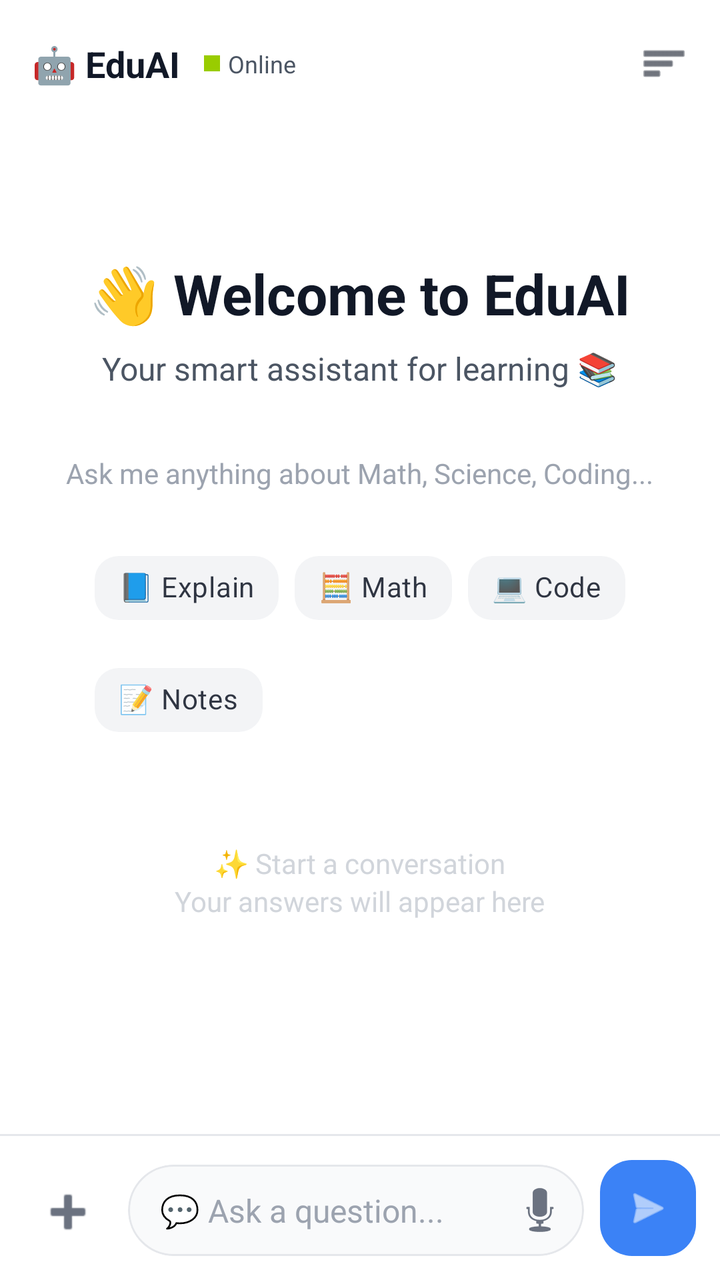
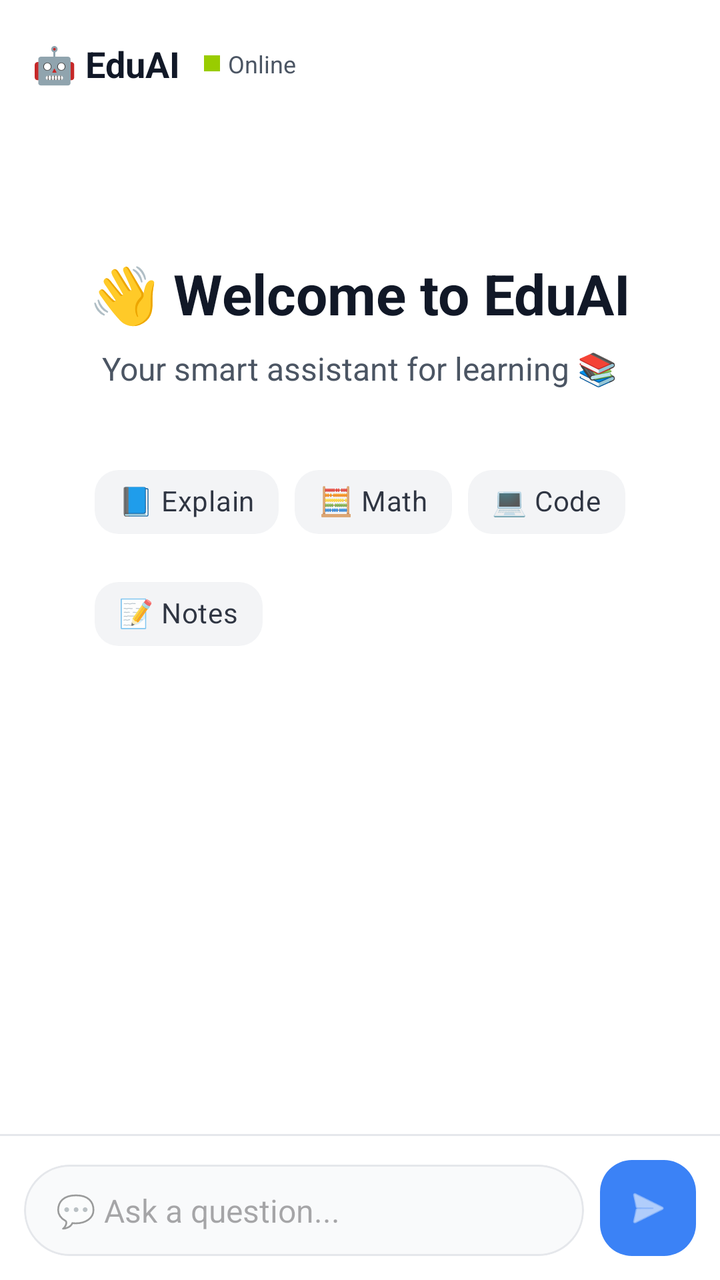

An Android layout rendered at two revisions. The XML below is the earlier revision; the diff shows what the commit changed to produce the second picture.
<!-- AndroidManifest.xml: application theme Theme.TestApp -->
<!-- res/layout/activity_ai_chat.xml -->
<?xml version="1.0" encoding="utf-8"?>
<androidx.coordinatorlayout.widget.CoordinatorLayout xmlns:android="http://schemas.android.com/apk/res/android"
    xmlns:app="http://schemas.android.com/apk/res-auto"
    xmlns:tools="http://schemas.android.com/tools"
    android:layout_width="match_parent"
    android:layout_height="match_parent"
    android:background="#FFFFFF"
    tools:context=".AIChatActivity">

    <com.google.android.material.appbar.AppBarLayout
        android:id="@+id/appBarLayout"
        android:layout_width="match_parent"
        android:layout_height="wrap_content"
        android:background="@android:color/white"
        app:elevation="0dp">

        <androidx.appcompat.widget.Toolbar
            android:id="@+id/toolbar"
            android:layout_width="match_parent"
            android:layout_height="?attr/actionBarSize"
            app:contentInsetStartWithNavigation="0dp">

            <RelativeLayout
                android:layout_width="match_parent"
                android:layout_height="wrap_content"
                android:paddingEnd="16dp">

                <LinearLayout
                    android:layout_width="wrap_content"
                    android:layout_height="wrap_content"
                    android:layout_centerVertical="true"
                    android:gravity="center_vertical"
                    android:orientation="horizontal">

                    <TextView
                        android:layout_width="wrap_content"
                        android:layout_height="wrap_content"
                        android:text="🤖 EduAI"
                        android:textColor="#111827"
                        android:textSize="18sp"
                        android:textStyle="bold" />

                    <View
                        android:id="@+id/viewStatusDot"
                        android:layout_width="8dp"
                        android:layout_height="8dp"
                        android:layout_marginStart="12dp"
                        android:background="@android:color/holo_green_light" />

                    <TextView
                        android:id="@+id/tvStatusText"
                        android:layout_width="wrap_content"
                        android:layout_height="wrap_content"
                        android:layout_marginStart="4dp"
                        android:text="Online"
                        android:textColor="#4B5563"
                        android:textSize="12sp" />
                </LinearLayout>

                <ImageView
                    android:id="@+id/ivMenu"
                    android:layout_width="24dp"
                    android:layout_height="24dp"
                    android:layout_alignParentEnd="true"
                    android:layout_centerVertical="true"
                    android:src="@android:drawable/ic_menu_sort_by_size"
                    app:tint="#111827" />
            </RelativeLayout>
        </androidx.appcompat.widget.Toolbar>
    </com.google.android.material.appbar.AppBarLayout>

    <androidx.constraintlayout.widget.ConstraintLayout
        android:layout_width="match_parent"
        android:layout_height="match_parent"
        app:layout_behavior="@string/appbar_scrolling_view_behavior">

        
        <ScrollView
            android:id="@+id/emptyStateView"
            android:layout_width="match_parent"
            android:layout_height="0dp"
            android:fillViewport="true"
            android:visibility="visible"
            app:layout_constraintBottom_toTopOf="@id/cardInputContainer"
            app:layout_constraintTop_toTopOf="parent">

            <LinearLayout
                android:layout_width="match_parent"
                android:layout_height="wrap_content"
                android:gravity="center_horizontal"
                android:orientation="vertical"
                android:padding="24dp">

                <TextView
                    android:layout_width="wrap_content"
                    android:layout_height="wrap_content"
                    android:layout_marginTop="40dp"
                    android:text="👋 Welcome to EduAI"
                    android:textColor="#111827"
                    android:textSize="28sp"
                    android:textStyle="bold" />

                <TextView
                    android:layout_width="wrap_content"
                    android:layout_height="wrap_content"
                    android:layout_marginTop="8dp"
                    android:text="Your smart assistant for learning 📚"
                    android:textColor="#4B5563"
                    android:textSize="16sp" />

                <TextView
                    android:layout_width="wrap_content"
                    android:layout_height="wrap_content"
                    android:layout_marginTop="32dp"
                    android:text="Ask me anything about Math, Science, Coding..."
                    android:textColor="#9CA3AF"
                    android:textSize="14sp" />

                
                <com.google.android.material.chip.ChipGroup
                    android:id="@+id/chipGroupSuggestions"
                    android:layout_width="wrap_content"
                    android:layout_height="wrap_content"
                    android:layout_marginTop="24dp"
                    app:chipSpacingHorizontal="8dp"
                    app:chipSpacingVertical="8dp">

                    <com.google.android.material.chip.Chip
                        android:id="@+id/chipExplain"
                        style="@style/Widget.MaterialComponents.Chip.Action"
                        android:layout_width="wrap_content"
                        android:layout_height="wrap_content"
                        android:text="📘 Explain"
                        app:chipBackgroundColor="#F3F4F6"
                        app:chipCornerRadius="12dp"
                        app:chipStrokeWidth="0dp" />

                    <com.google.android.material.chip.Chip
                        android:id="@+id/chipMath"
                        style="@style/Widget.MaterialComponents.Chip.Action"
                        android:layout_width="wrap_content"
                        android:layout_height="wrap_content"
                        android:text="🧮 Math"
                        app:chipBackgroundColor="#F3F4F6"
                        app:chipCornerRadius="12dp"
                        app:chipStrokeWidth="0dp" />

                    <com.google.android.material.chip.Chip
                        android:id="@+id/chipCode"
                        style="@style/Widget.MaterialComponents.Chip.Action"
                        android:layout_width="wrap_content"
                        android:layout_height="wrap_content"
                        android:text="💻 Code"
                        app:chipBackgroundColor="#F3F4F6"
                        app:chipCornerRadius="12dp"
                        app:chipStrokeWidth="0dp" />

                    <com.google.android.material.chip.Chip
                        android:id="@+id/chipNotes"
                        style="@style/Widget.MaterialComponents.Chip.Action"
                        android:layout_width="wrap_content"
                        android:layout_height="wrap_content"
                        android:text="📝 Notes"
                        app:chipBackgroundColor="#F3F4F6"
                        app:chipCornerRadius="12dp"
                        app:chipStrokeWidth="0dp" />
                </com.google.android.material.chip.ChipGroup>

                <TextView
                    android:layout_width="wrap_content"
                    android:layout_height="wrap_content"
                    android:layout_marginTop="48dp"
                    android:text="✨ Start a conversation"
                    android:textColor="#D1D5DB"
                    android:textSize="14sp" />

                <TextView
                    android:layout_width="wrap_content"
                    android:layout_height="wrap_content"
                    android:text="Your answers will appear here"
                    android:textColor="#D1D5DB"
                    android:textSize="14sp" />

            </LinearLayout>
        </ScrollView>

        <androidx.recyclerview.widget.RecyclerView
            android:id="@+id/rvChat"
            android:layout_width="match_parent"
            android:layout_height="0dp"
            android:clipToPadding="false"
            android:paddingBottom="16dp"
            android:visibility="gone"
            app:layout_constraintBottom_toTopOf="@id/cardInputContainer"
            app:layout_constraintTop_toTopOf="parent" />

        
        <LinearLayout
            android:id="@+id/cardInputContainer"
            android:layout_width="match_parent"
            android:layout_height="wrap_content"
            android:background="@android:color/white"
            android:orientation="vertical"
            app:layout_constraintBottom_toBottomOf="parent">

            <RelativeLayout
                android:id="@+id/rlImagePreview"
                android:layout_width="wrap_content"
                android:layout_height="wrap_content"
                android:layout_margin="8dp"
                android:visibility="gone">
                <ImageView
                    android:id="@+id/ivSelectedImage"
                    android:layout_width="80dp"
                    android:layout_height="80dp"
                    android:scaleType="centerCrop"
                    android:background="#EEEEEE" />
                <ImageButton
                    android:id="@+id/btnRemoveImage"
                    android:layout_width="20dp"
                    android:layout_height="20dp"
                    android:layout_alignTop="@id/ivSelectedImage"
                    android:layout_alignEnd="@id/ivSelectedImage"
                    android:background="@android:drawable/presence_offline" />
            </RelativeLayout>

            <View
                android:layout_width="match_parent"
                android:layout_height="1dp"
                android:background="#E5E7EB" />

            <LinearLayout
                android:layout_width="match_parent"
                android:layout_height="wrap_content"
                android:gravity="bottom"
                android:orientation="horizontal"
                android:paddingHorizontal="12dp"
                android:paddingVertical="12dp">

                <ImageButton
                    android:id="@+id/btnAttach"
                    android:layout_width="44dp"
                    android:layout_height="44dp"
                    android:background="?attr/selectableItemBackgroundBorderless"
                    android:src="@android:drawable/ic_input_add"
                    app:tint="#6B7280" />

                <com.google.android.material.card.MaterialCardView
                    android:layout_width="0dp"
                    android:layout_height="wrap_content"
                    android:layout_weight="1"
                    android:layout_marginHorizontal="8dp"
                    app:cardBackgroundColor="#F9FAFB"
                    app:cardCornerRadius="24dp"
                    app:cardElevation="0dp"
                    app:strokeColor="#E5E7EB"
                    app:strokeWidth="1dp">

                    <LinearLayout
                        android:layout_width="match_parent"
                        android:layout_height="wrap_content"
                        android:gravity="center_vertical"
                        android:orientation="horizontal"
                        android:paddingEnd="4dp">

                        <EditText
                            android:id="@+id/etChatInput"
                            android:layout_width="0dp"
                            android:layout_height="wrap_content"
                            android:layout_weight="1"
                            android:background="@android:color/transparent"
                            android:hint="💬 Ask a question..."
                            android:inputType="textCapSentences"
                            android:imeOptions="actionSend"
                            android:maxLines="4"
                            android:paddingHorizontal="16dp"
                            android:paddingVertical="12dp"
                            android:textColor="#111827"
                            android:textColorHint="#9CA3AF"
                            android:textSize="16sp" />

                        <ImageButton
                            android:id="@+id/btnMic"
                            android:layout_width="36dp"
                            android:layout_height="36dp"
                            android:background="?attr/selectableItemBackgroundBorderless"
                            android:src="@android:drawable/ic_btn_speak_now"
                            app:tint="#6B7280" />
                    </LinearLayout>

                </com.google.android.material.card.MaterialCardView>

                <com.google.android.material.floatingactionbutton.FloatingActionButton
                    android:id="@+id/btnSendMessage"
                    android:layout_width="wrap_content"
                    android:layout_height="wrap_content"
                    app:fabCustomSize="48dp"
                    app:elevation="0dp"
                    android:src="@android:drawable/ic_menu_send"
                    app:tint="@android:color/white"
                    app:backgroundTint="#3B82F6" />
            </LinearLayout>
        </LinearLayout>
    </androidx.constraintlayout.widget.ConstraintLayout>

</androidx.coordinatorlayout.widget.CoordinatorLayout>
<!-- resources referenced by this layout -->
<resources>
  <style name="Theme.TestApp" parent="Base.Theme.TestApp" />
  <style name="Base.Theme.TestApp" parent="Theme.Material3.DayNight.NoActionBar">
          
          <item name="colorPrimary">@color/colorPrimary</item>
          <item name="colorPrimaryVariant">@color/colorPrimaryDark</item>
          <item name="colorOnPrimary">@color/white</item>
  
          
          <item name="colorSecondary">@color/colorAccent</item>
          <item name="colorOnSecondary">@color/white</item>
  
          
          <item name="android:windowBackground">@color/dashboard_bg</item>
          <item name="colorSurface">@color/card_bg</item>
          <item name="colorOnSurface">@color/text_primary</item>
  
          
          <item name="android:statusBarColor">@color/colorPrimary</item>
          <item name="android:windowLightStatusBar">false</item>
      </style>
  <color name="colorPrimary">#1E3A8A</color>
  <color name="colorPrimaryDark">#1E3A8A</color>
  <color name="white">#FFFFFFFF</color>
  <color name="colorAccent">#3B82F6</color>
  <color name="dashboard_bg">#FFFFFF</color>
  <color name="card_bg">#FFFFFF</color>
  <color name="text_primary">#111827</color>
</resources>

<!-- the commit's change to res/layout/activity_ai_chat.xml (unified diff, before → after) -->
@@ -56,15 +56,6 @@
                         android:textColor="#4B5563"
                         android:textSize="12sp" />
                 </LinearLayout>
-
-                <ImageView
-                    android:id="@+id/ivMenu"
-                    android:layout_width="24dp"
-                    android:layout_height="24dp"
-                    android:layout_alignParentEnd="true"
-                    android:layout_centerVertical="true"
-                    android:src="@android:drawable/ic_menu_sort_by_size"
-                    app:tint="#111827" />
             </RelativeLayout>
         </androidx.appcompat.widget.Toolbar>
     </com.google.android.material.appbar.AppBarLayout>
@@ -77,11 +68,13 @@
         
         <ScrollView
             android:id="@+id/emptyStateView"
-            android:layout_width="match_parent"
+            android:layout_width="0dp"
             android:layout_height="0dp"
             android:fillViewport="true"
-            android:visibility="visible"
+            app:layout_constraintWidth_max="600dp"
             app:layout_constraintBottom_toTopOf="@id/cardInputContainer"
+            app:layout_constraintEnd_toEndOf="parent"
+            app:layout_constraintStart_toStartOf="parent"
             app:layout_constraintTop_toTopOf="parent">
 
             <LinearLayout
@@ -108,20 +101,12 @@
                     android:textColor="#4B5563"
                     android:textSize="16sp" />
 
-                <TextView
-                    android:layout_width="wrap_content"
-                    android:layout_height="wrap_content"
-                    android:layout_marginTop="32dp"
-                    android:text="Ask me anything about Math, Science, Coding..."
-                    android:textColor="#9CA3AF"
-                    android:textSize="14sp" />
-
                 
                 <com.google.android.material.chip.ChipGroup
                     android:id="@+id/chipGroupSuggestions"
                     android:layout_width="wrap_content"
                     android:layout_height="wrap_content"
-                    android:layout_marginTop="24dp"
+                    android:layout_marginTop="32dp"
                     app:chipSpacingHorizontal="8dp"
                     app:chipSpacingVertical="8dp">
 
@@ -132,8 +117,7 @@
                         android:layout_height="wrap_content"
                         android:text="📘 Explain"
                         app:chipBackgroundColor="#F3F4F6"
-                        app:chipCornerRadius="12dp"
-                        app:chipStrokeWidth="0dp" />
+                        app:chipCornerRadius="12dp" />
 
                     <com.google.android.material.chip.Chip
                         android:id="@+id/chipMath"
@@ -142,8 +126,7 @@
                         android:layout_height="wrap_content"
                         android:text="🧮 Math"
                         app:chipBackgroundColor="#F3F4F6"
-                        app:chipCornerRadius="12dp"
-                        app:chipStrokeWidth="0dp" />
+                        app:chipCornerRadius="12dp" />
 
                     <com.google.android.material.chip.Chip
                         android:id="@+id/chipCode"
@@ -152,8 +135,7 @@
                         android:layout_height="wrap_content"
                         android:text="💻 Code"
                         app:chipBackgroundColor="#F3F4F6"
-                        app:chipCornerRadius="12dp"
-                        app:chipStrokeWidth="0dp" />
+                        app:chipCornerRadius="12dp" />
 
                     <com.google.android.material.chip.Chip
                         android:id="@+id/chipNotes"
@@ -162,67 +144,36 @@
                         android:layout_height="wrap_content"
                         android:text="📝 Notes"
                         app:chipBackgroundColor="#F3F4F6"
-                        app:chipCornerRadius="12dp"
-                        app:chipStrokeWidth="0dp" />
+                        app:chipCornerRadius="12dp" />
                 </com.google.android.material.chip.ChipGroup>
-
-                <TextView
-                    android:layout_width="wrap_content"
-                    android:layout_height="wrap_content"
-                    android:layout_marginTop="48dp"
-                    android:text="✨ Start a conversation"
-                    android:textColor="#D1D5DB"
-                    android:textSize="14sp" />
-
-                <TextView
-                    android:layout_width="wrap_content"
-                    android:layout_height="wrap_content"
-                    android:text="Your answers will appear here"
-                    android:textColor="#D1D5DB"
-                    android:textSize="14sp" />
-
             </LinearLayout>
         </ScrollView>
 
         <androidx.recyclerview.widget.RecyclerView
             android:id="@+id/rvChat"
-            android:layout_width="match_parent"
+            android:layout_width="0dp"
             android:layout_height="0dp"
             android:clipToPadding="false"
             android:paddingBottom="16dp"
             android:visibility="gone"
+            app:layout_constraintWidth_max="700dp"
             app:layout_constraintBottom_toTopOf="@id/cardInputContainer"
+            app:layout_constraintEnd_toEndOf="parent"
+            app:layout_constraintStart_toStartOf="parent"
             app:layout_constraintTop_toTopOf="parent" />
 
         
         <LinearLayout
             android:id="@+id/cardInputContainer"
-            android:layout_width="match_parent"
+            android:layout_width="0dp"
             android:layout_height="wrap_content"
             android:background="@android:color/white"
+            android:gravity="center_horizontal"
             android:orientation="vertical"
+            app:layout_constraintWidth_max="700dp"
+            app:layout_constraintStart_toStartOf="parent"
+            app:layout_constraintEnd_toEndOf="parent"
             app:layout_constraintBottom_toBottomOf="parent">
-
-            <RelativeLayout
-                android:id="@+id/rlImagePreview"
-                android:layout_width="wrap_content"
-                android:layout_height="wrap_content"
-                android:layout_margin="8dp"
-                android:visibility="gone">
-                <ImageView
-                    android:id="@+id/ivSelectedImage"
-                    android:layout_width="80dp"
-                    android:layout_height="80dp"
-                    android:scaleType="centerCrop"
-                    android:background="#EEEEEE" />
-                <ImageButton
-                    android:id="@+id/btnRemoveImage"
-                    android:layout_width="20dp"
-                    android:layout_height="20dp"
-                    android:layout_alignTop="@id/ivSelectedImage"
-                    android:layout_alignEnd="@id/ivSelectedImage"
-                    android:background="@android:drawable/presence_offline" />
-            </RelativeLayout>
 
             <View
                 android:layout_width="match_parent"
@@ -234,66 +185,38 @@
                 android:layout_height="wrap_content"
                 android:gravity="bottom"
                 android:orientation="horizontal"
-                android:paddingHorizontal="12dp"
-                android:paddingVertical="12dp">
-
-                <ImageButton
-                    android:id="@+id/btnAttach"
-                    android:layout_width="44dp"
-                    android:layout_height="44dp"
-                    android:background="?attr/selectableItemBackgroundBorderless"
-                    android:src="@android:drawable/ic_input_add"
-                    app:tint="#6B7280" />
+                android:padding="12dp">
 
                 <com.google.android.material.card.MaterialCardView
                     android:layout_width="0dp"
                     android:layout_height="wrap_content"
                     android:layout_weight="1"
-                    android:layout_marginHorizontal="8dp"
                     app:cardBackgroundColor="#F9FAFB"
                     app:cardCornerRadius="24dp"
                     app:cardElevation="0dp"
                     app:strokeColor="#E5E7EB"
                     app:strokeWidth="1dp">
 
-                    <LinearLayout
+                    <EditText
+                        android:id="@+id/etChatInput"
                         android:layout_width="match_parent"
                         android:layout_height="wrap_content"
-                        android:gravity="center_vertical"
-                        android:orientation="horizontal"
-                        android:paddingEnd="4dp">
-
-                        <EditText
-                            android:id="@+id/etChatInput"
-                            android:layout_width="0dp"
-                            android:layout_height="wrap_content"
-                            android:layout_weight="1"
-                            android:background="@android:color/transparent"
-                            android:hint="💬 Ask a question..."
-                            android:inputType="textCapSentences"
-                            android:imeOptions="actionSend"
-                            android:maxLines="4"
-                            android:paddingHorizontal="16dp"
-                            android:paddingVertical="12dp"
-                            android:textColor="#111827"
-                            android:textColorHint="#9CA3AF"
-                            android:textSize="16sp" />
-
-                        <ImageButton
-                            android:id="@+id/btnMic"
-                            android:layout_width="36dp"
-                            android:layout_height="36dp"
-                            android:background="?attr/selectableItemBackgroundBorderless"
-                            android:src="@android:drawable/ic_btn_speak_now"
-                            app:tint="#6B7280" />
-                    </LinearLayout>
-
+                        android:background="@android:color/transparent"
+                        android:hint="💬 Ask a question..."
+                        android:inputType="textCapSentences|textMultiLine"
+                        android:imeOptions="actionSend"
+                        android:maxLines="4"
+                        android:paddingHorizontal="16dp"
+                        android:paddingVertical="12dp"
+                        android:textColor="#111827"
+                        android:textSize="16sp" />
                 </com.google.android.material.card.MaterialCardView>
 
                 <com.google.android.material.floatingactionbutton.FloatingActionButton
                     android:id="@+id/btnSendMessage"
                     android:layout_width="wrap_content"
                     android:layout_height="wrap_content"
+                    android:layout_marginStart="8dp"
                     app:fabCustomSize="48dp"
                     app:elevation="0dp"
                     android:src="@android:drawable/ic_menu_send"
<!-- resource entries referenced after the edit -->
@@ -3,29 +3,49 @@
   <style name="Theme.TestApp" parent="Base.Theme.TestApp" />
   <style name="Base.Theme.TestApp" parent="Theme.Material3.DayNight.NoActionBar">
           
-          <item name="colorPrimary">@color/colorPrimary</item>
-          <item name="colorPrimaryVariant">@color/colorPrimaryDark</item>
+          <item name="colorPrimary">@color/blue_600</item>
           <item name="colorOnPrimary">@color/white</item>
+          <item name="colorPrimaryContainer">@color/blue_500</item>
+          <item name="colorOnPrimaryContainer">@color/white</item>
   
           
-          <item name="colorSecondary">@color/colorAccent</item>
+          <item name="colorSecondary">@color/slate_700</item>
           <item name="colorOnSecondary">@color/white</item>
+          <item name="colorSecondaryContainer">#E0E7FF</item>
+          <item name="colorOnSecondaryContainer">@color/blue_600</item>
   
           
-          <item name="android:windowBackground">@color/dashboard_bg</item>
-          <item name="colorSurface">@color/card_bg</item>
-          <item name="colorOnSurface">@color/text_primary</item>
+          <item name="android:windowBackground">@color/slate_50</item>
+          <item name="colorSurface">@color/white</item>
+          <item name="colorOnSurface">@color/slate_900</item>
+          <item name="colorSurfaceVariant">#F3F4F6</item>
+          <item name="colorOnSurfaceVariant">@color/slate_700</item>
+          <item name="colorOutline">@color/slate_200</item>
   
           
-          <item name="android:statusBarColor">@color/colorPrimary</item>
-          <item name="android:windowLightStatusBar">false</item>
+          <item name="android:textColorPrimary">@color/slate_900</item>
+          <item name="android:textColorSecondary">@color/slate_500</item>
+  
+          
+          <item name="android:statusBarColor">@color/white</item>
+          <item name="android:windowLightStatusBar">true</item>
+  
+          
+          <item name="itemIconTint">@color/nav_item_colors</item>
+          <item name="itemTextColor">@color/nav_item_colors</item>
       </style>
-  <color name="colorPrimary">#1E3A8A</color>
-  <color name="colorPrimaryDark">#1E3A8A</color>
+  <color name="blue_600">@color/primary_indigo</color>
   <color name="white">#FFFFFFFF</color>
-  <color name="colorAccent">#3B82F6</color>
-  <color name="dashboard_bg">#FFFFFF</color>
-  <color name="card_bg">#FFFFFF</color>
-  <color name="text_primary">#111827</color>
+  <color name="blue_500">#6366F1</color>
+  <color name="slate_700">#374151</color>
+  <color name="slate_50">@color/background_off_white</color>
+  <color name="slate_900">@color/text_primary_dark</color>
+  <color name="slate_200">@color/border_light_grey</color>
+  <color name="slate_500">@color/text_secondary_grey</color>
+  <color name="primary_indigo">#4F46E5</color>
+  <color name="background_off_white">#F9FAFB</color>
+  <color name="text_primary_dark">#111827</color>
+  <color name="border_light_grey">#E5E7EB</color>
+  <color name="text_secondary_grey">#6B7280</color>
 </resources>
 
